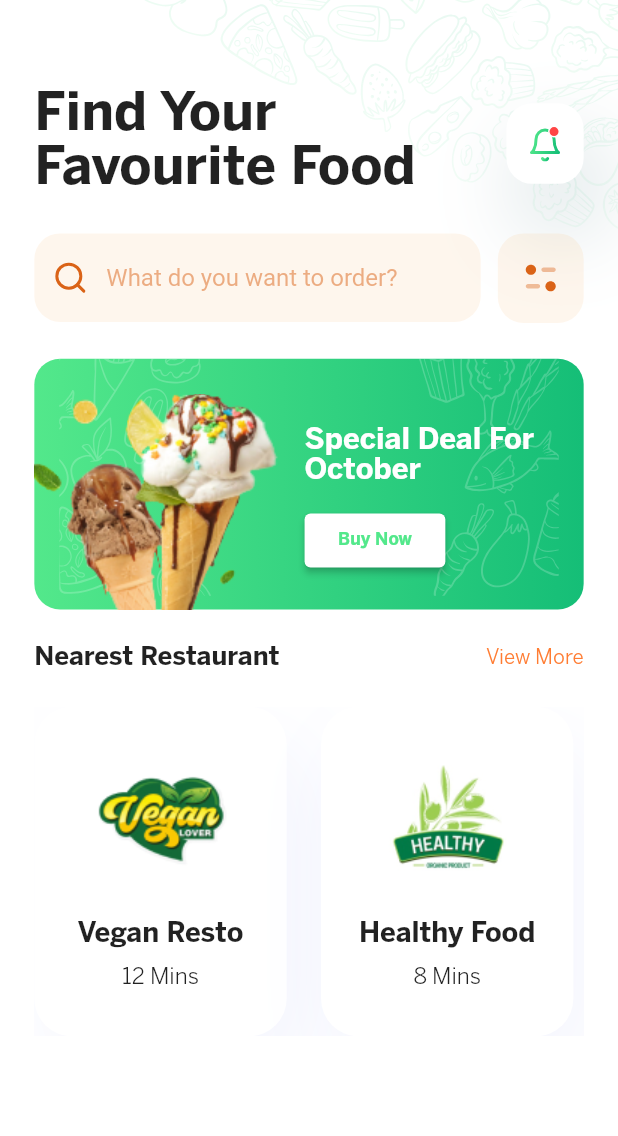
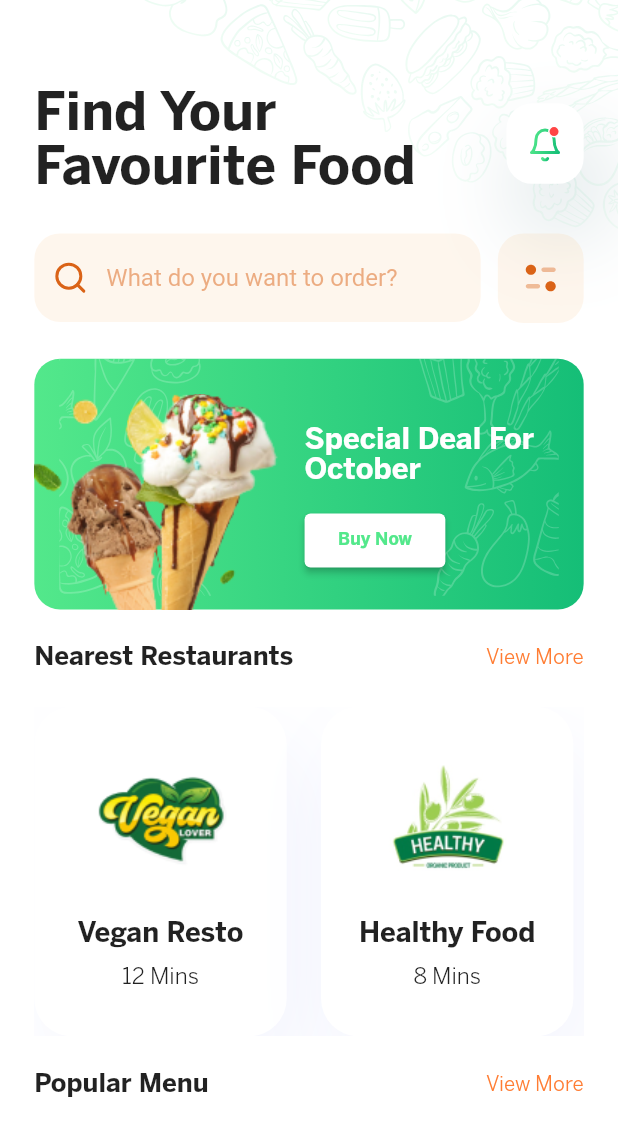
Before and after one commit to Ziaulqamar/food_delivery_app, a Flutter app: the screen it shows after launch, on a phone screen of 412 x 824 dp. Shown: the top 1136 px of the screen. Run offline on Flutter 3.47's test engine with Material 2 defaults, Android fonts, the phone set to English and light mode, and no system bars; our stand-ins replace flutter_screenutil, flutter_svg, get, iconly, image_picker, simple_gradient_text.

Commit message:
Can't Add ScrollView

```diff
--- a/lib/screens/home_screen/components/nearesRestaurantsWidget.dart
+++ b/lib/screens/home_screen/components/nearesRestaurantsWidget.dart
@@ -3,14 +3,16 @@ import 'package:flutter_screenutil/flutter_screenutil.dart';
 
 import '../../../config/colors.dart';
 
-class NearestRestaurantsWidget extends StatelessWidget {
+class restaurantsWidget extends StatelessWidget {
+  final String title;
+  restaurantsWidget({required this.title});
   @override
   Widget build(BuildContext context) {
     return Row(
       mainAxisAlignment: MainAxisAlignment.spaceBetween,
       children: [
         Text(
-          'Nearest Restaurant',
+          title,
           style: TextStyle(
             fontFamily: 'BentonSans Bold',
             fontSize: 15.sp,
--- a/lib/screens/home_screen/homeScreen.dart
+++ b/lib/screens/home_screen/homeScreen.dart
@@ -48,13 +48,16 @@ class Homescreen extends StatelessWidget {
               ],
             ),
             SizedBox(height: 20.h),
+            SingleChildScrollView(
+              scrollDirection: Axis.vertical,
+              physics: const BouncingScrollPhysics(),
+              child: Column(
+                children: [
                   PromotionalCardWidget(),
                   SizedBox(height: 20.h),
-            SingleChildScrollView(
-              scrollDirection: Axis.vertical,
-              child: Column(
+                  Column(
                     children: [
-                  NearestRestaurantsWidget(),
+                      restaurantsWidget(title: 'Nearest Restaurants'),
                       SizedBox(height: 20.h),
                       SizedBox(
                         height: 184.h,
@@ -81,6 +84,10 @@ class Homescreen extends StatelessWidget {
                           ],
                         ),
                       ),
+                      SizedBox(height: 20.h),
+                      restaurantsWidget(title: 'Popular Menu'),
+                    ],
+                  ),
                 ],
               ),
             ),
```
Lines whose indentation alone changed are shown as unchanged.
